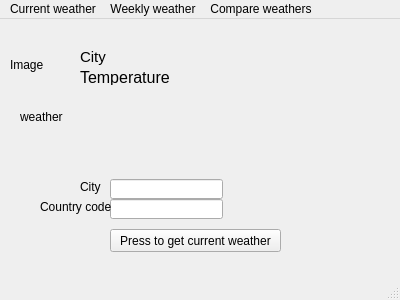
The window that WeatherApp/mainwindow.ui (Feerumi/Weather-App-C-) describes before a commit, drawn with Qt 5.
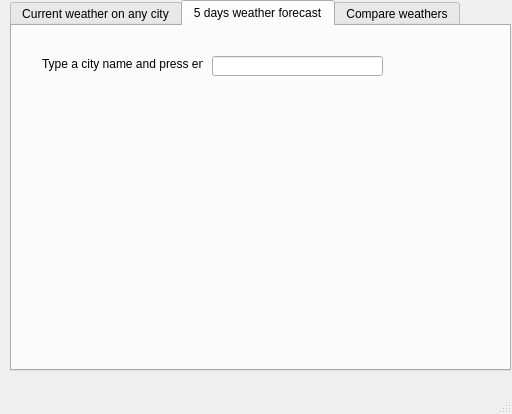
The same window after the commit.

Commit message: Added 5 days forecast

Diff of the .ui file:
```diff
--- a/WeatherApp/mainwindow.ui
+++ b/WeatherApp/mainwindow.ui
@@ -6,45 +6,44 @@
    <rect>
     <x>0</x>
     <y>0</y>
-    <width>400</width>
-    <height>300</height>
+    <width>512</width>
+    <height>414</height>
    </rect>
   </property>
   <property name="windowTitle">
    <string>Weather App</string>
   </property>
   <widget class="QWidget" name="centralWidget">
-   <widget class="QLabel" name="myLabel">
+   <widget class="QTabWidget" name="tabWidget">
     <property name="geometry">
      <rect>
       <x>10</x>
-      <y>20</y>
-      <width>51</width>
-      <height>51</height>
+      <y>0</y>
+      <width>501</width>
+      <height>371</height>
      </rect>
     </property>
-    <property name="text">
-     <string>Image</string>
+    <property name="autoFillBackground">
+     <bool>false</bool>
     </property>
-   </widget>
-   <widget class="QPushButton" name="pushButton">
-    <property name="geometry">
-     <rect>
-      <x>110</x>
-      <y>210</y>
-      <width>171</width>
-      <height>23</height>
-     </rect>
+    <property name="locale">
+     <locale language="English" country="UnitedKingdom"/>
     </property>
-    <property name="text">
-     <string>Press to get current weather</string>
+    <property name="tabPosition">
+     <enum>QTabWidget::North</enum>
     </property>
-   </widget>
+    <property name="currentIndex">
+     <number>1</number>
+    </property>
+    <widget class="QWidget" name="CurrentWeatherTab">
+     <attribute name="title">
+      <string>Current weather on any city</string>
+     </attribute>
    <widget class="QLineEdit" name="city">
     <property name="geometry">
      <rect>
-      <x>110</x>
-      <y>160</y>
+        <x>80</x>
+        <y>250</y>
       <width>113</width>
       <height>20</height>
      </rect>
@@ -53,8 +52,8 @@
    <widget class="QLabel" name="label">
     <property name="geometry">
      <rect>
-      <x>80</x>
-      <y>160</y>
+        <x>50</x>
+        <y>250</y>
       <width>21</width>
       <height>16</height>
      </rect>
@@ -63,34 +62,37 @@
      <string>City:</string>
     </property>
    </widget>
-   <widget class="QLineEdit" name="countryCode">
+     <widget class="QPushButton" name="pushButton">
     <property name="geometry">
      <rect>
-      <x>110</x>
-      <y>180</y>
-      <width>113</width>
-      <height>20</height>
-     </rect>
-    </property>
-   </widget>
-   <widget class="QLabel" name="label_2">
+        <x>220</x>
+        <y>250</y>
+        <width>171</width>
+        <height>23</height>
+       </rect>
+      </property>
+      <property name="text">
+       <string>Press to get current weather</string>
+      </property>
+     </widget>
+     <widget class="QLabel" name="temperature">
     <property name="geometry">
      <rect>
-      <x>40</x>
-      <y>180</y>
-      <width>71</width>
+        <x>120</x>
+        <y>40</y>
+        <width>171</width>
       <height>16</height>
      </rect>
     </property>
     <property name="text">
-     <string>Country code:</string>
+       <string/>
     </property>
    </widget>
    <widget class="QLabel" name="cityName">
     <property name="geometry">
      <rect>
-      <x>80</x>
-      <y>30</y>
+        <x>120</x>
+        <y>20</y>
       <width>201</width>
       <height>16</height>
      </rect>
@@ -101,39 +103,243 @@
      </font>
     </property>
     <property name="text">
-     <string>City</string>
-    </property>
-   </widget>
-   <widget class="QLabel" name="temperature">
+       <string/>
+      </property>
+     </widget>
+     <widget class="QLabel" name="myLabel">
     <property name="geometry">
      <rect>
-      <x>80</x>
-      <y>50</y>
-      <width>171</width>
-      <height>16</height>
-     </rect>
-    </property>
-    <property name="font">
-     <font>
-      <pointsize>12</pointsize>
-     </font>
-    </property>
+        <x>10</x>
+        <y>10</y>
+        <width>101</width>
+        <height>111</height>
+       </rect>
+      </property>
     <property name="text">
-     <string>Temperature</string>
+       <string/>
     </property>
    </widget>
    <widget class="QLabel" name="weather">
     <property name="geometry">
      <rect>
-      <x>20</x>
-      <y>90</y>
+        <x>10</x>
+        <y>110</y>
       <width>111</width>
       <height>16</height>
      </rect>
     </property>
     <property name="text">
-     <string>weather</string>
-    </property>
+       <string/>
+      </property>
+     </widget>
+     <widget class="QLineEdit" name="countryCode">
+      <property name="geometry">
+       <rect>
+        <x>80</x>
+        <y>220</y>
+        <width>113</width>
+        <height>20</height>
+       </rect>
+      </property>
+     </widget>
+     <widget class="QLabel" name="label_2">
+      <property name="geometry">
+       <rect>
+        <x>10</x>
+        <y>220</y>
+        <width>71</width>
+        <height>16</height>
+       </rect>
+      </property>
+      <property name="text">
+       <string>Country code:</string>
+      </property>
+     </widget>
+    </widget>
+    <widget class="QWidget" name="fiveDaysForecastTab">
+     <attribute name="title">
+      <string>5 days weather forecast</string>
+     </attribute>
+     <widget class="QWidget" name="gridLayoutWidget">
+      <property name="geometry">
+       <rect>
+        <x>70</x>
+        <y>70</y>
+        <width>411</width>
+        <height>80</height>
+       </rect>
+      </property>
+      <layout class="QGridLayout" name="gridLayout_3">
+       <item row="0" column="0">
+        <widget class="QLabel" name="date1Icon">
+         <property name="text">
+          <string/>
+         </property>
+        </widget>
+       </item>
+       <item row="0" column="6">
+        <widget class="QLabel" name="date4icon">
+         <property name="text">
+          <string/>
+         </property>
+        </widget>
+       </item>
+       <item row="0" column="2">
+        <widget class="QLabel" name="date2icon">
+         <property name="text">
+          <string/>
+         </property>
+        </widget>
+       </item>
+       <item row="0" column="7">
+        <spacer name="horizontalSpacer_4">
+         <property name="orientation">
+          <enum>Qt::Horizontal</enum>
+         </property>
+         <property name="sizeHint" stdset="0">
+          <size>
+           <width>40</width>
+           <height>20</height>
+          </size>
+         </property>
+        </spacer>
+       </item>
+       <item row="0" column="4">
+        <widget class="QLabel" name="date3icon">
+         <property name="text">
+          <string/>
+         </property>
+        </widget>
+       </item>
+       <item row="0" column="3">
+        <spacer name="horizontalSpacer_2">
+         <property name="orientation">
+          <enum>Qt::Horizontal</enum>
+         </property>
+         <property name="sizeHint" stdset="0">
+          <size>
+           <width>40</width>
+           <height>20</height>
+          </size>
+         </property>
+        </spacer>
+       </item>
+       <item row="0" column="5">
+        <spacer name="horizontalSpacer_3">
+         <property name="orientation">
+          <enum>Qt::Horizontal</enum>
+         </property>
+         <property name="sizeHint" stdset="0">
+          <size>
+           <width>40</width>
+           <height>20</height>
+          </size>
+         </property>
+        </spacer>
+       </item>
+       <item row="0" column="8">
+        <widget class="QLabel" name="date5icon">
+         <property name="text">
+          <string/>
+         </property>
+        </widget>
+       </item>
+       <item row="0" column="1">
+        <spacer name="horizontalSpacer">
+         <property name="orientation">
+          <enum>Qt::Horizontal</enum>
+         </property>
+         <property name="sizeHint" stdset="0">
+          <size>
+           <width>40</width>
+           <height>20</height>
+          </size>
+         </property>
+        </spacer>
+       </item>
+      </layout>
+     </widget>
+     <widget class="QWidget" name="gridLayoutWidget_2">
+      <property name="geometry">
+       <rect>
+        <x>80</x>
+        <y>150</y>
+        <width>411</width>
+        <height>80</height>
+       </rect>
+      </property>
+      <layout class="QGridLayout" name="gridLayout_5">
+       <item row="0" column="1">
+        <widget class="QLabel" name="date2label">
+         <property name="text">
+          <string/>
+         </property>
+        </widget>
+       </item>
+       <item row="0" column="0">
+        <widget class="QLabel" name="date1label">
+         <property name="text">
+          <string/>
+         </property>
+        </widget>
+       </item>
+       <item row="0" column="2">
+        <widget class="QLabel" name="date3label">
+         <property name="text">
+          <string/>
+         </property>
+        </widget>
+       </item>
+       <item row="0" column="3">
+        <widget class="QLabel" name="date4label">
+         <property name="text">
+          <string/>
+         </property>
+        </widget>
+       </item>
+       <item row="0" column="4">
+        <widget class="QLabel" name="date5label">
+         <property name="text">
+          <string/>
+         </property>
+        </widget>
+       </item>
+      </layout>
+     </widget>
+     <widget class="QLineEdit" name="fiveDaysCity">
+      <property name="geometry">
+       <rect>
+        <x>200</x>
+        <y>30</y>
+        <width>171</width>
+        <height>20</height>
+       </rect>
+      </property>
+     </widget>
+     <widget class="QLabel" name="label_3">
+      <property name="geometry">
+       <rect>
+        <x>30</x>
+        <y>30</y>
+        <width>161</width>
+        <height>16</height>
+       </rect>
+      </property>
+      <property name="text">
+       <string>Type a city name and press enter</string>
+      </property>
+     </widget>
+     <zorder>gridLayoutWidget</zorder>
+     <zorder>myLabel_7</zorder>
+     <zorder>gridLayoutWidget_2</zorder>
+     <zorder>fiveDaysCity</zorder>
+     <zorder>label_3</zorder>
+    </widget>
+    <widget class="QWidget" name="tab">
+     <attribute name="title">
+      <string>Compare weathers</string>
+     </attribute>
+    </widget>
    </widget>
   </widget>
   <widget class="QMenuBar" name="menuBar">
@@ -141,28 +347,10 @@
     <rect>
      <x>0</x>
      <y>0</y>
-     <width>400</width>
+     <width>512</width>
      <height>21</height>
     </rect>
    </property>
-   <widget class="QMenu" name="menuCurrent_weather">
-    <property name="title">
-     <string>Current weather</string>
-    </property>
-   </widget>
-   <widget class="QMenu" name="menuWeekly_weather">
-    <property name="title">
-     <string>Weekly weather</string>
-    </property>
-   </widget>
-   <widget class="QMenu" name="menuCompare_weathers">
-    <property name="title">
-     <string>Compare weathers</string>
-    </property>
-   </widget>
-   <addaction name="menuCurrent_weather"/>
-   <addaction name="menuWeekly_weather"/>
-   <addaction name="menuCompare_weathers"/>
   </widget>
   <widget class="QStatusBar" name="statusBar"/>
  </widget>
```
Left out of the diff: 5 changed lines with no effect on the pictures. Lines whose indentation alone changed are shown as unchanged. The commit also changes 11 other files.
